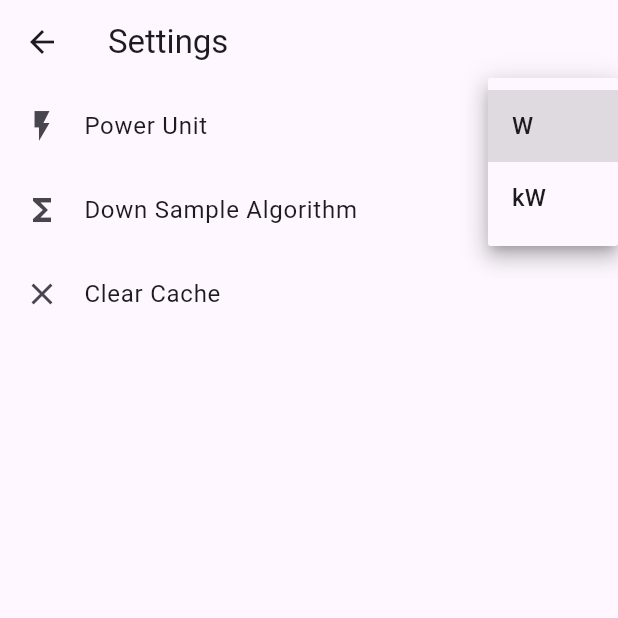
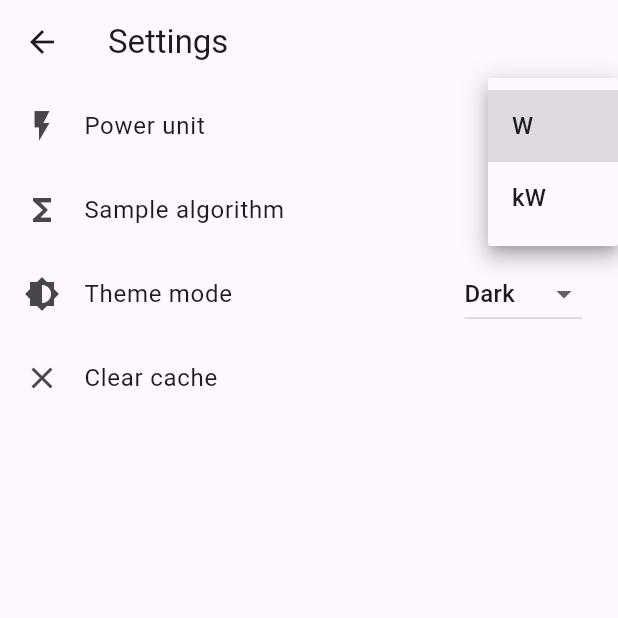
Before and after one commit to scheiermannandre/energy_manager_app, a Flutter app: the SettingsScreen screen opened directly, after a tap on an icon or button, on a phone screen of 412 x 824 dp, the top half of it. Run offline on Flutter 3.47's test engine with Material 3 defaults, Android fonts, the phone set to English and light mode, and no system bars; our stand-ins replace fl_chart, flutter_hooks, flutter_riverpod, freezed_annotation, hooks_riverpod, riverpod_annotation; generated files the repository leaves out were written again; network calls fail.

Commit message:
add support to change theme in settings

```diff
--- a/lib/features/settings/view/screens/settings_screen.dart
+++ b/lib/features/settings/view/screens/settings_screen.dart
@@ -13,11 +13,12 @@ class SettingsScreen extends ConsumerWidget {
     final powerUnitContext = ref.watch(powerUnitControllerProvider);
     final powerUnitController = ref.read(powerUnitControllerProvider.notifier);
 
-    final downsampleContextControllerProvider =
-        downsamplingContextControllerProvider;
+    final downsampleContextControllerProvider = downsamplingContextControllerProvider;
     final downsampleContext = ref.watch(downsampleContextControllerProvider);
-    final downsampleController =
-        ref.read(downsampleContextControllerProvider.notifier);
+    final downsampleController = ref.read(downsampleContextControllerProvider.notifier);
+
+    final themeMode = ref.watch(themeModeControllerProvider);
+    final themeController = ref.read(themeModeControllerProvider.notifier);
 
     return Scaffold(
       appBar: AppBar(
@@ -27,13 +28,12 @@ class SettingsScreen extends ConsumerWidget {
         children: [
           ListTile(
             leading: const Icon(Icons.flash_on),
-            title: Text('Power Unit'.hardCoded),
+            title: Text('Power unit'.hardCoded),
             trailing: DropdownButton<PowerUnit>(
               value: powerUnitContext.unit,
               onChanged: (PowerUnit? newValue) {
                 if (newValue == null) return;
-                powerUnitController
-                    .switchStrategy(PowerUnitStrategy.fromUnit(newValue));
+                powerUnitController.switchStrategy(PowerUnitStrategy.fromUnit(newValue));
               },
               items: [
                 DropdownMenuItem<PowerUnit>(
@@ -49,7 +49,7 @@ class SettingsScreen extends ConsumerWidget {
           ),
           ListTile(
             leading: const Icon(Icons.functions),
-            title: Text('Down Sample Algorithm'.hardCoded),
+            title: Text('Sample algorithm'.hardCoded),
             trailing: DropdownButton<DownSamplingAlgorithm>(
               value: downsampleContext.algorithm,
               onChanged: (DownSamplingAlgorithm? newValue) {
@@ -71,8 +71,26 @@ class SettingsScreen extends ConsumerWidget {
             ),
           ),
           ListTile(
+            title: Text('Theme mode'.hardCoded),
+            leading: const Icon(Icons.brightness_6),
+            trailing: DropdownButton<ThemeMode>(
+              value: themeMode,
+              onChanged: (ThemeMode? newValue) {
+                if (newValue != null) {
+                  themeController.setTheme = newValue;
+                }
+              },
+              items: ThemeMode.values.map((ThemeMode mode) {
+                return DropdownMenuItem<ThemeMode>(
+                  value: mode,
+                  child: Text(mode.displayName),
+                );
+              }).toList(),
+            ),
+          ),
+          ListTile(
             leading: const Icon(Icons.clear),
-            title: Text('Clear Cache'.hardCoded),
+            title: Text('Clear cache'.hardCoded),
             onTap: () {
               ref
                   .read(
@@ -86,8 +104,7 @@ class SettingsScreen extends ConsumerWidget {
                   .clearCache();
               ref
                   .read(
-                    monitoringPageControllerProvider(MetricType.battery)
-                        .notifier,
+                    monitoringPageControllerProvider(MetricType.battery).notifier,
                   )
                   .clearCache();
             },
--- a/lib/foundation/providers/providers.dart
+++ b/lib/foundation/providers/providers.dart
@@ -1 +1,2 @@
 export 'http_client_provider.dart';
+export 'theme_mode_controller_provider.dart';
--- /dev/null
+++ b/lib/foundation/providers/theme_mode_controller_provider.dart
@@ -0,0 +1,17 @@
+import 'package:flutter/material.dart';
+import 'package:riverpod_annotation/riverpod_annotation.dart';
+
+part 'theme_mode_controller_provider.g.dart';
+
+@riverpod
+class ThemeModeController extends _$ThemeModeController {
+  @override
+  ThemeMode build() {
+    return ThemeMode.dark;
+  }
+
+  // ignore: avoid_setters_without_getters
+  set setTheme(ThemeMode themeMode) {
+    state = themeMode;
+  }
+}
--- a/lib/foundation/util/extensions/extensions.dart
+++ b/lib/foundation/util/extensions/extensions.dart
@@ -3,3 +3,4 @@ export 'datetime_extension.dart';
 export 'int_extension.dart';
 export 'list_extension.dart';
 export 'string_extension.dart';
+export 'theme_mode_extension.dart';
--- /dev/null
+++ b/lib/foundation/util/extensions/theme_mode_extension.dart
@@ -0,0 +1,14 @@
+import 'package:flutter/material.dart';
+
+extension ThemeModeExtension on ThemeMode {
+  String get displayName {
+    switch (this) {
+      case ThemeMode.system:
+        return 'System';
+      case ThemeMode.light:
+        return 'Light';
+      case ThemeMode.dark:
+        return 'Dark';
+    }
+  }
+}
--- a/lib/main.dart
+++ b/lib/main.dart
@@ -20,6 +20,7 @@ part 'main.g.dart';
 // add option to clear cache
 // Pull-to-refresh functionality.
 // Implement user-friendly error messages for connectivity issues or request failures.
+// Dark mode support
 
 // TODO:
 // TODO: Include unit tests for core business logic.
@@ -36,17 +37,32 @@ part 'main.g.dart';
 // • Bonus: Implementation of nice-to-have features like pull-to-refresh, dark mode, and data polling.
 
 // TODO: Optionals
-// TODO: Dark mode support.
 // TODO: Datapolling to automatically refresh data
 
 void main() {
   runApp(
     ProviderScope(
       child: AppStartupWidget(
-        onLoaded: (context) => const MaterialApp(home: MonitoringScreen()),
+        onLoaded: (context) => const App(),
       ),
     ),
   );
+}
+
+class App extends ConsumerWidget {
+  const App({super.key});
+
+  @override
+  Widget build(BuildContext context, WidgetRef ref) {
+    final themeMode = ref.watch(themeModeControllerProvider);
+
+    return MaterialApp(
+      theme: ThemeData.light(),
+      darkTheme: ThemeData.dark(),
+      themeMode: themeMode,
+      home: const MonitoringScreen(),
+    );
+  }
 }
 
 class AppStartupWidget extends ConsumerWidget {
```
Also changed, not shown: lib/features/monitoring/view/widgets/energy_chart.dart (+2 -7 lines).
